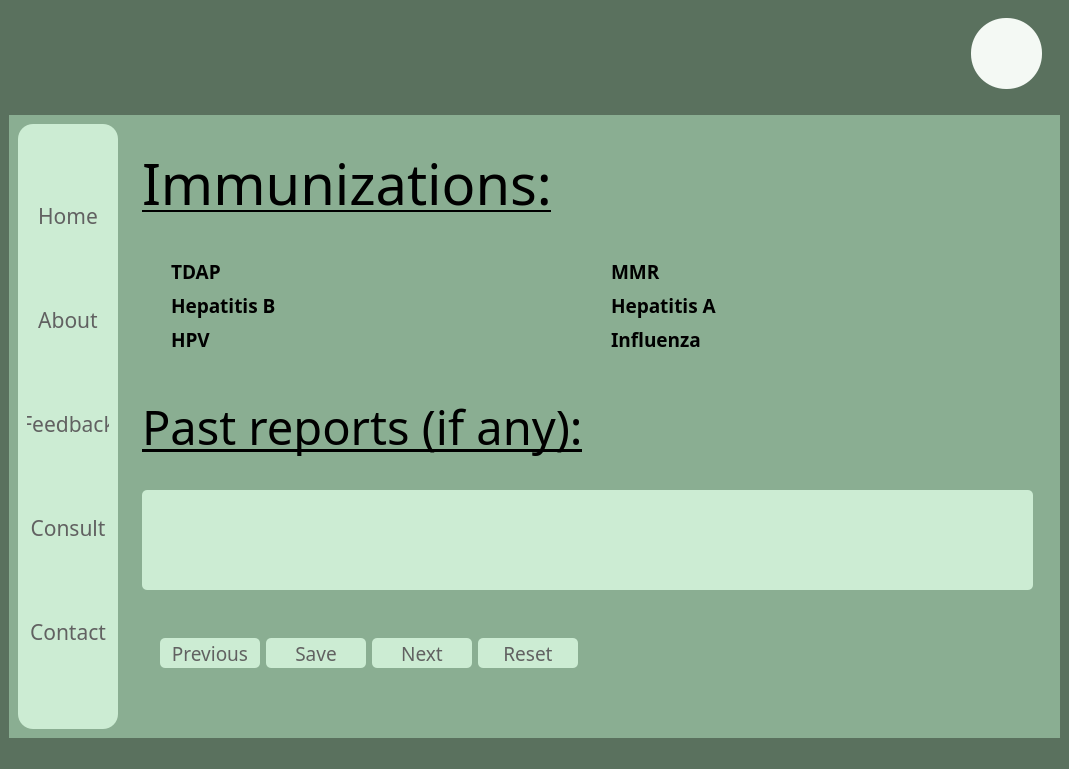
srishtiigautam/restorehealth, file Patient_info_edit5.ui: the form before one commit.
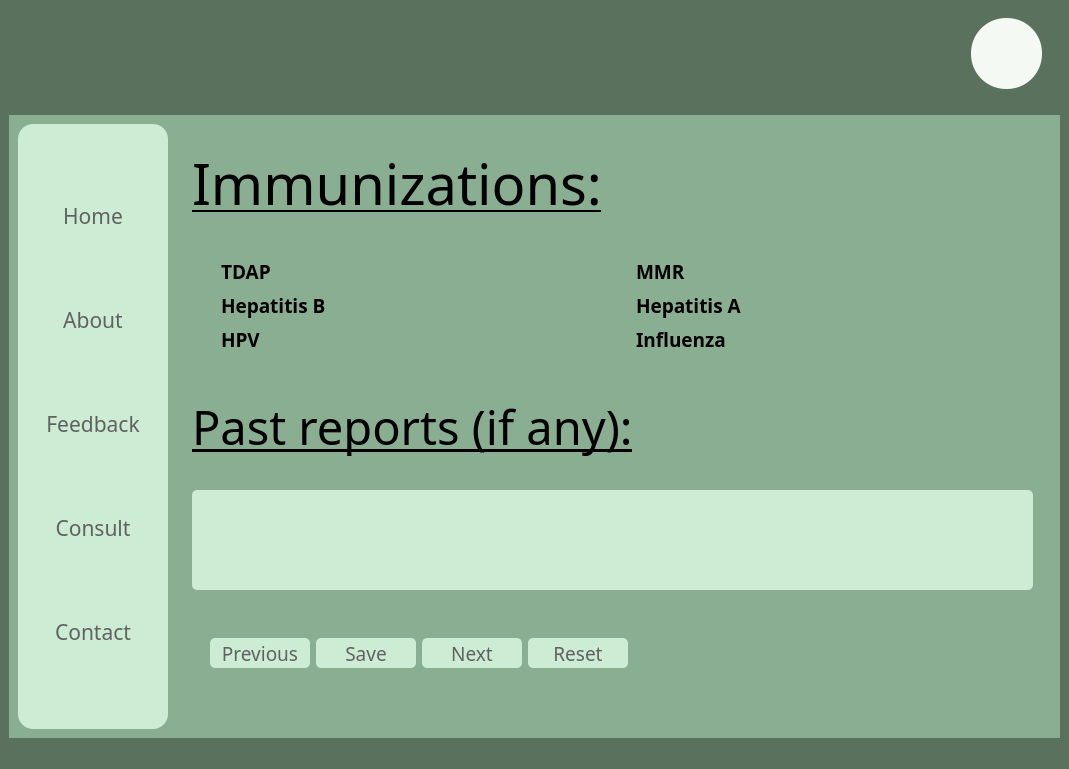
The form after the commit. Icons and pictures are not drawn.

What changed in the file:
```diff
--- a/Patient_info_edit5.ui
+++ b/Patient_info_edit5.ui
@@ -186,9 +186,15 @@
       <layout class="QHBoxLayout" name="horizontalLayout">
        <item>
         <widget class="QFrame" name="frame_3">
+         <property name="minimumSize">
+          <size>
+           <width>150</width>
+           <height>0</height>
+          </size>
+         </property>
          <property name="maximumSize">
           <size>
-           <width>100</width>
+           <width>16777215</width>
            <height>16777215</height>
           </size>
          </property>
@@ -209,7 +215,6 @@
              <font>
               <family>Javanese Text</family>
               <pointsize>16</pointsize>
-              <weight>50</weight>
               <bold>false</bold>
              </font>
             </property>
@@ -242,7 +247,6 @@
              <font>
               <family>Javanese Text</family>
               <pointsize>16</pointsize>
-              <weight>50</weight>
               <bold>false</bold>
              </font>
             </property>
@@ -275,7 +279,6 @@
              <font>
               <family>Javanese Text</family>
               <pointsize>16</pointsize>
-              <weight>50</weight>
               <bold>false</bold>
              </font>
             </property>
@@ -308,7 +311,6 @@
              <font>
               <family>Javanese Text</family>
               <pointsize>16</pointsize>
-              <weight>50</weight>
               <bold>false</bold>
              </font>
             </property>
@@ -341,7 +343,6 @@
              <font>
               <family>Javanese Text</family>
               <pointsize>16</pointsize>
-              <weight>50</weight>
               <bold>false</bold>
              </font>
             </property>
@@ -413,7 +414,6 @@
                 <font>
                  <family>Bahnschrift Condensed</family>
                  <pointsize>42</pointsize>
-                 <weight>50</weight>
                  <bold>false</bold>
                  <underline>true</underline>
                 </font>
@@ -453,7 +453,6 @@
                    <font>
                     <family>Bahnschrift</family>
                     <pointsize>14</pointsize>
-                    <weight>75</weight>
                     <bold>true</bold>
                    </font>
                   </property>
@@ -468,7 +467,6 @@
                    <font>
                     <family>Bahnschrift</family>
                     <pointsize>14</pointsize>
-                    <weight>75</weight>
                     <bold>true</bold>
                    </font>
                   </property>
@@ -483,7 +481,6 @@
                    <font>
                     <family>Bahnschrift</family>
                     <pointsize>14</pointsize>
-                    <weight>75</weight>
                     <bold>true</bold>
                    </font>
                   </property>
@@ -498,7 +495,6 @@
                    <font>
                     <family>Bahnschrift</family>
                     <pointsize>14</pointsize>
-                    <weight>75</weight>
                     <bold>true</bold>
                    </font>
                   </property>
@@ -513,7 +509,6 @@
                    <font>
                     <family>Bahnschrift</family>
                     <pointsize>14</pointsize>
-                    <weight>75</weight>
                     <bold>true</bold>
                    </font>
                   </property>
@@ -528,7 +523,6 @@
                    <font>
                     <family>Bahnschrift</family>
                     <pointsize>14</pointsize>
-                    <weight>75</weight>
                     <bold>true</bold>
                    </font>
                   </property>
@@ -546,7 +540,6 @@
                 <font>
                  <family>Bahnschrift Condensed</family>
                  <pointsize>35</pointsize>
-                 <weight>50</weight>
                  <bold>false</bold>
                  <underline>true</underline>
                 </font>
```
Left out of the diff: 2 changed lines with no effect on the pictures.
